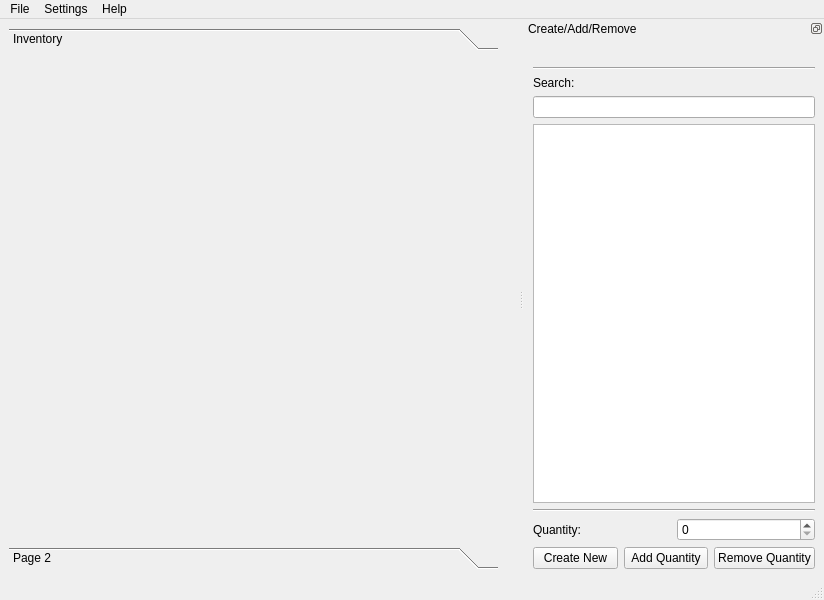
Above: ui/main_menu.ui from TheCodingJsoftware/Invigo before the change. Below: the same form after it.
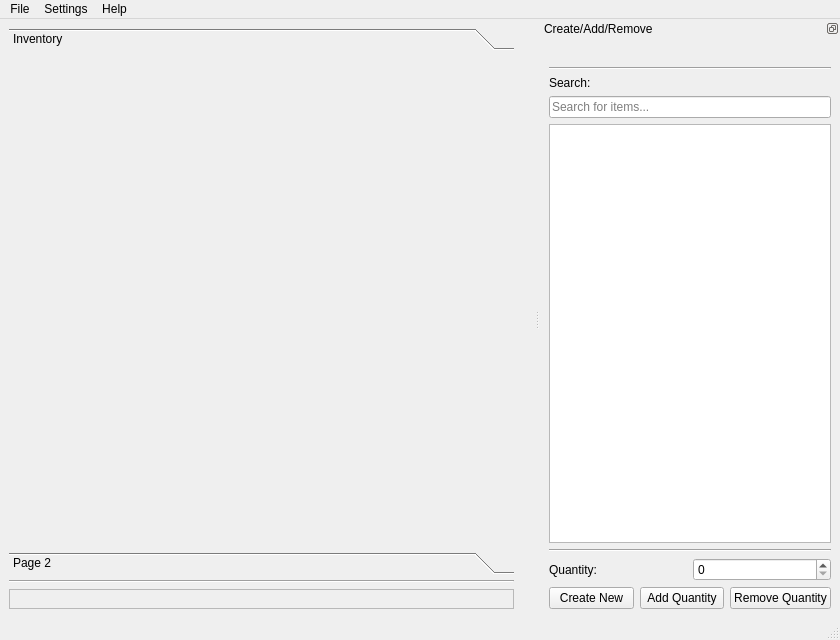
That is the form after the change.

Patch:
```diff
--- a/ui/main_menu.ui
+++ b/ui/main_menu.ui
@@ -6,8 +6,8 @@
    <rect>
     <x>0</x>
     <y>0</y>
-    <width>824</width>
-    <height>600</height>
+    <width>840</width>
+    <height>640</height>
    </rect>
   </property>
   <property name="windowTitle">
@@ -34,8 +34,8 @@
         <rect>
          <x>0</x>
          <y>0</y>
-         <width>491</width>
-         <height>487</height>
+         <width>507</width>
+         <height>492</height>
         </rect>
        </property>
        <attribute name="label">
@@ -70,6 +70,38 @@
       </widget>
      </widget>
     </item>
+    <item>
+     <widget class="Line" name="line_3">
+      <property name="orientation">
+       <enum>Qt::Horizontal</enum>
+      </property>
+     </widget>
+    </item>
+    <item>
+     <widget class="QLabel" name="lblStatus">
+      <property name="minimumSize">
+       <size>
+        <width>0</width>
+        <height>20</height>
+       </size>
+      </property>
+      <property name="frameShape">
+       <enum>QFrame::StyledPanel</enum>
+      </property>
+      <property name="frameShadow">
+       <enum>QFrame::Raised</enum>
+      </property>
+      <property name="text">
+       <string/>
+      </property>
+      <property name="textFormat">
+       <enum>Qt::RichText</enum>
+      </property>
+      <property name="alignment">
+       <set>Qt::AlignCenter</set>
+      </property>
+     </widget>
+    </item>
    </layout>
   </widget>
   <widget class="QMenuBar" name="menubar">
@@ -77,7 +109,7 @@
     <rect>
      <x>0</x>
      <y>0</y>
-     <width>824</width>
+     <width>840</width>
      <height>21</height>
     </rect>
    </property>
@@ -184,6 +216,18 @@
          <property name="statusTip">
           <string>Search items in this category</string>
          </property>
+         <property name="inputMask">
+          <string/>
+         </property>
+         <property name="dragEnabled">
+          <bool>false</bool>
+         </property>
+         <property name="placeholderText">
+          <string>Search for items...</string>
+         </property>
+         <property name="clearButtonEnabled">
+          <bool>true</bool>
+         </property>
         </widget>
        </item>
        <item>
```
Left out of the diff: 20 changed lines with no effect on the pictures.
